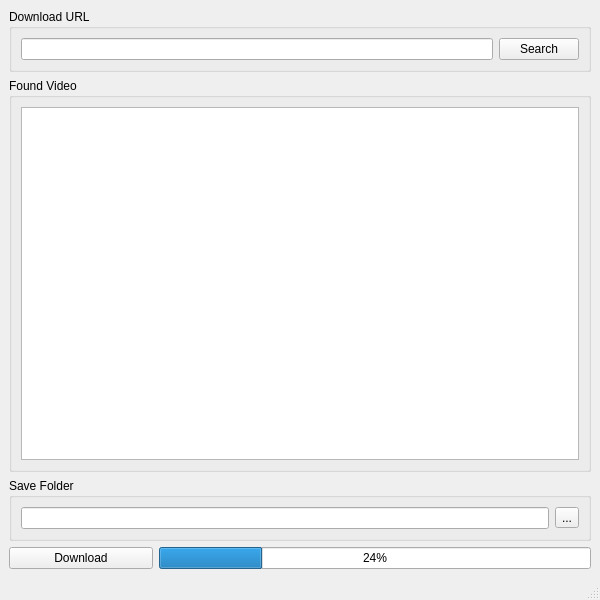
goldloti2/ytdlp-GUI, file data/ui/mainwin.ui: the form before one commit.
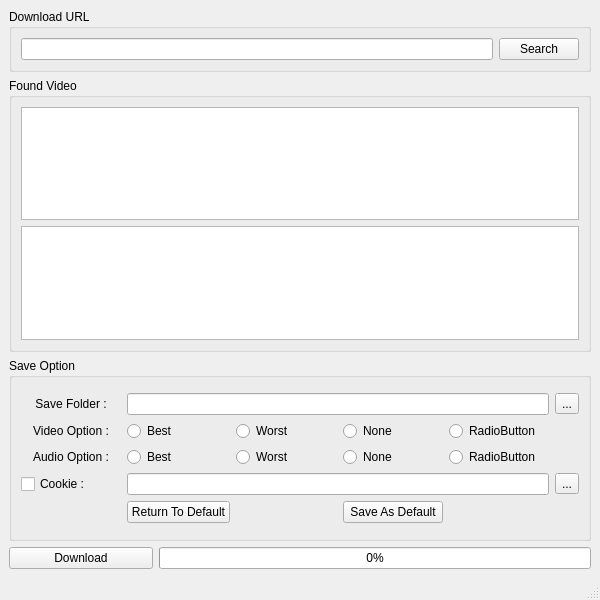
The form after the commit.

Commit message: UI renew, obj. names shorten

```diff
--- a/data/ui/mainwin.ui
+++ b/data/ui/mainwin.ui
@@ -14,7 +14,7 @@
    <string>MainWindow</string>
   </property>
   <widget class="QWidget" name="centralwidget">
-   <layout class="QVBoxLayout" name="verticalLayout_2" stretch="0,6,0,0">
+   <layout class="QVBoxLayout" name="verticalLayout_2" stretch="1,6,4,0">
     <item>
      <widget class="QGroupBox" name="horizontalGroupBox">
       <property name="title">
@@ -46,11 +46,14 @@
        <string>Found Video</string>
       </property>
       <property name="flat">
-       <bool>true</bool>
+       <bool>false</bool>
       </property>
       <layout class="QVBoxLayout" name="verticalLayout_3">
        <item>
-        <widget class="QListWidget" name="result_list"/>
+        <widget class="QListWidget" name="res_list"/>
+       </item>
+       <item>
+        <widget class="QTableWidget" name="format_table"/>
        </item>
       </layout>
      </widget>
@@ -58,25 +61,183 @@
     <item>
      <widget class="QGroupBox" name="horizontalGroupBox_2">
       <property name="title">
-       <string>Save Folder</string>
+       <string>Save Option</string>
       </property>
       <property name="flat">
-       <bool>true</bool>
+       <bool>false</bool>
       </property>
-      <layout class="QHBoxLayout" name="horizontalLayout_5" stretch="6,1">
+      <layout class="QVBoxLayout" name="verticalLayout" stretch="1">
        <item>
-        <widget class="QLineEdit" name="save_dir_display">
-         <property name="enabled">
-          <bool>true</bool>
-         </property>
-        </widget>
-       </item>
-       <item>
-        <widget class="QToolButton" name="save_dir_button">
-         <property name="text">
-          <string>...</string>
-         </property>
-        </widget>
+        <layout class="QGridLayout" name="gridLayout">
+         <item row="1" column="3">
+          <widget class="QRadioButton" name="vid_none_rad">
+           <property name="text">
+            <string>None</string>
+           </property>
+           <attribute name="buttonGroup">
+            <string notr="true">vid_btn_grp</string>
+           </attribute>
+          </widget>
+         </item>
+         <item row="1" column="0">
+          <widget class="QLabel" name="label_2">
+           <property name="text">
+            <string>Video Option :</string>
+           </property>
+           <property name="alignment">
+            <set>Qt::AlignCenter</set>
+           </property>
+          </widget>
+         </item>
+         <item row="1" column="2">
+          <widget class="QRadioButton" name="vid_worst_rad">
+           <property name="text">
+            <string>Worst</string>
+           </property>
+           <attribute name="buttonGroup">
+            <string notr="true">vid_btn_grp</string>
+           </attribute>
+          </widget>
+         </item>
+         <item row="2" column="1">
+          <widget class="QRadioButton" name="aud_best_rad">
+           <property name="text">
+            <string>Best</string>
+           </property>
+           <attribute name="buttonGroup">
+            <string notr="true">aud_btn_grp</string>
+           </attribute>
+          </widget>
+         </item>
+         <item row="2" column="2">
+          <widget class="QRadioButton" name="aud_worst_rad">
+           <property name="text">
+            <string>Worst</string>
+           </property>
+           <attribute name="buttonGroup">
+            <string notr="true">aud_btn_grp</string>
+           </attribute>
+          </widget>
+         </item>
+         <item row="2" column="3">
+          <widget class="QRadioButton" name="aud_none_rad">
+           <property name="text">
+            <string>None</string>
+           </property>
+           <attribute name="buttonGroup">
+            <string notr="true">aud_btn_grp</string>
+           </attribute>
+          </widget>
+         </item>
+         <item row="2" column="4">
+          <widget class="QRadioButton" name="aud_custom_rad">
+           <property name="text">
+            <string>RadioButton</string>
+           </property>
+           <attribute name="buttonGroup">
+            <string notr="true">aud_btn_grp</string>
+           </attribute>
+          </widget>
+         </item>
+         <item row="0" column="5">
+          <widget class="QToolButton" name="save_dir_btn">
+           <property name="text">
+            <string>...</string>
+           </property>
+          </widget>
+         </item>
+         <item row="1" column="1">
+          <widget class="QRadioButton" name="vid_best_rad">
+           <property name="text">
+            <string>Best</string>
+           </property>
+           <attribute name="buttonGroup">
+            <string notr="true">vid_btn_grp</string>
+           </attribute>
+          </widget>
+         </item>
+         <item row="1" column="4">
+          <widget class="QRadioButton" name="vid_custom_rad">
+           <property name="text">
+            <string>RadioButton</string>
+           </property>
+           <attribute name="buttonGroup">
+            <string notr="true">vid_btn_grp</string>
+           </attribute>
+          </widget>
+         </item>
+         <item row="0" column="0">
+          <widget class="QLabel" name="label">
+           <property name="text">
+            <string>Save Folder :</string>
+           </property>
+           <property name="alignment">
+            <set>Qt::AlignCenter</set>
+           </property>
+          </widget>
+         </item>
+         <item row="2" column="0">
+          <widget class="QLabel" name="label_3">
+           <property name="text">
+            <string>Audio Option :</string>
+           </property>
+           <property name="alignment">
+            <set>Qt::AlignCenter</set>
+           </property>
+          </widget>
+         </item>
+         <item row="0" column="1" colspan="4">
+          <widget class="QLineEdit" name="save_dir_line">
+           <property name="enabled">
+            <bool>true</bool>
+           </property>
+          </widget>
+         </item>
+         <item row="3" column="0">
+          <widget class="QCheckBox" name="cookie_check">
+           <property name="layoutDirection">
+            <enum>Qt::LeftToRight</enum>
+           </property>
+           <property name="text">
+            <string>Cookie :</string>
+           </property>
+          </widget>
+         </item>
+         <item row="3" column="5">
+          <widget class="QToolButton" name="cookie_file_btn">
+           <property name="text">
+            <string>...</string>
+           </property>
+           <property name="checkable">
+            <bool>false</bool>
+           </property>
+          </widget>
+         </item>
+         <item row="3" column="1" colspan="4">
+          <widget class="QLineEdit" name="cookie_file">
+           <property name="readOnly">
+            <bool>false</bool>
+           </property>
+           <property name="clearButtonEnabled">
+            <bool>false</bool>
+           </property>
+          </widget>
+         </item>
+         <item row="4" column="1">
+          <widget class="QPushButton" name="ret_def_btn">
+           <property name="text">
+            <string>Return To Default</string>
+           </property>
+          </widget>
+         </item>
+         <item row="4" column="3">
+          <widget class="QPushButton" name="save_def_btn">
+           <property name="text">
+            <string>Save As Default</string>
+           </property>
+          </widget>
+         </item>
+        </layout>
        </item>
       </layout>
      </widget>
@@ -93,7 +254,7 @@
       <item>
        <widget class="QProgressBar" name="download_bar">
         <property name="value">
-         <number>24</number>
+         <number>0</number>
         </property>
        </widget>
       </item>
```
Left out of the diff: 24 changed lines with no effect on the pictures. The commit also changes 3 other files.
